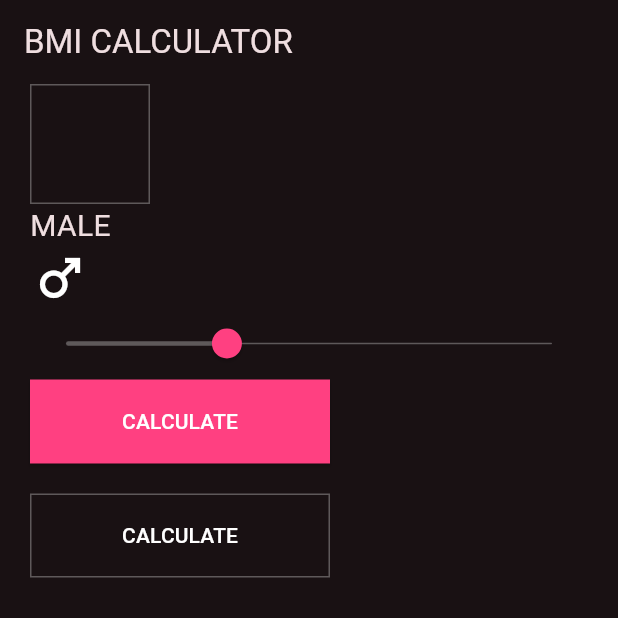
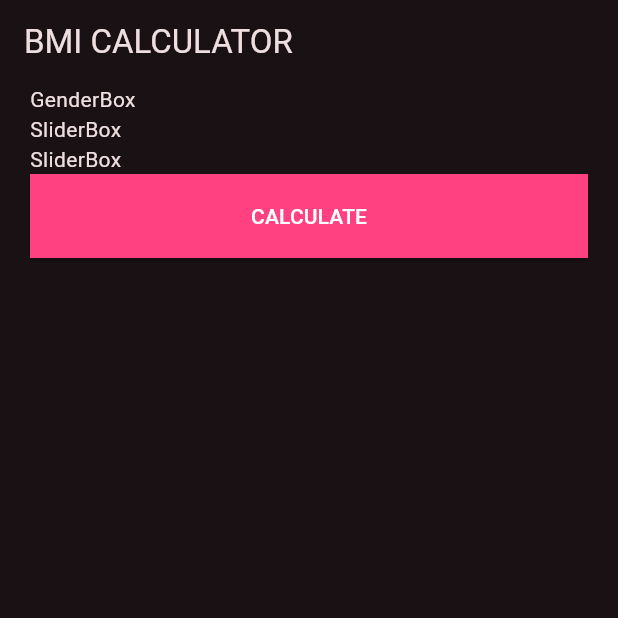
Before and after one commit to this-is-spartaa/flutter-bmi-app, a Flutter app: the screen it shows after launch, on a phone screen of 412 x 824 dp, the top half of it. Run offline on Flutter 3.47's test engine with Material 3 defaults, Android fonts, the light colour scheme and no system bars.

Commit message:
add widgets of HomePage

```diff
--- a/lib/pages/home/home_page.dart
+++ b/lib/pages/home/home_page.dart
@@ -1,4 +1,6 @@
 import 'package:flutter/material.dart';
+import 'package:flutter_bmi_app/pages/home/widgets/gender_box.dart';
+import 'package:flutter_bmi_app/pages/home/widgets/slider_box.dart';
 
 class HomePage extends StatelessWidget {
   @override
@@ -12,36 +14,13 @@ class HomePage extends StatelessWidget {
         child: Column(
           crossAxisAlignment: CrossAxisAlignment.start,
           children: [
-            Container(
-              width: 80,
-              height: 80,
-              decoration: BoxDecoration(
-                border: Border.all(
-                  color: Theme.of(context).dividerColor,
-                ),
-              ),
-            ),
-            Text('MALE', style: TextStyle(fontSize: 20)),
-            Icon(Icons.male, size: 40),
-            Slider(
-              value: 100,
-              onChanged: (v) {},
-              min: 1,
-              max: 300,
-            ),
+            GenderBox(),
+            SliderBox(),
+            SliderBox(),
             SizedBox(
-              width: 200,
+              width: double.infinity,
               height: 56,
               child: ElevatedButton(
-                onPressed: () {},
-                child: Text("CALCULATE"),
-              ),
-            ),
-            SizedBox(height: 20),
-            SizedBox(
-              width: 200,
-              height: 56,
-              child: OutlinedButton(
                 onPressed: () {},
                 child: Text("CALCULATE"),
               ),
--- /dev/null
+++ b/lib/pages/home/widgets/gender_box.dart
@@ -0,0 +1,8 @@
+import 'package:flutter/material.dart';
+
+class GenderBox extends StatelessWidget {
+  @override
+  Widget build(BuildContext context) {
+    return Text('GenderBox');
+  }
+}
--- /dev/null
+++ b/lib/pages/home/widgets/slider_box.dart
@@ -0,0 +1,8 @@
+import 'package:flutter/material.dart';
+
+class SliderBox extends StatelessWidget {
+  @override
+  Widget build(BuildContext context) {
+    return Text('SliderBox');
+  }
+}
```
